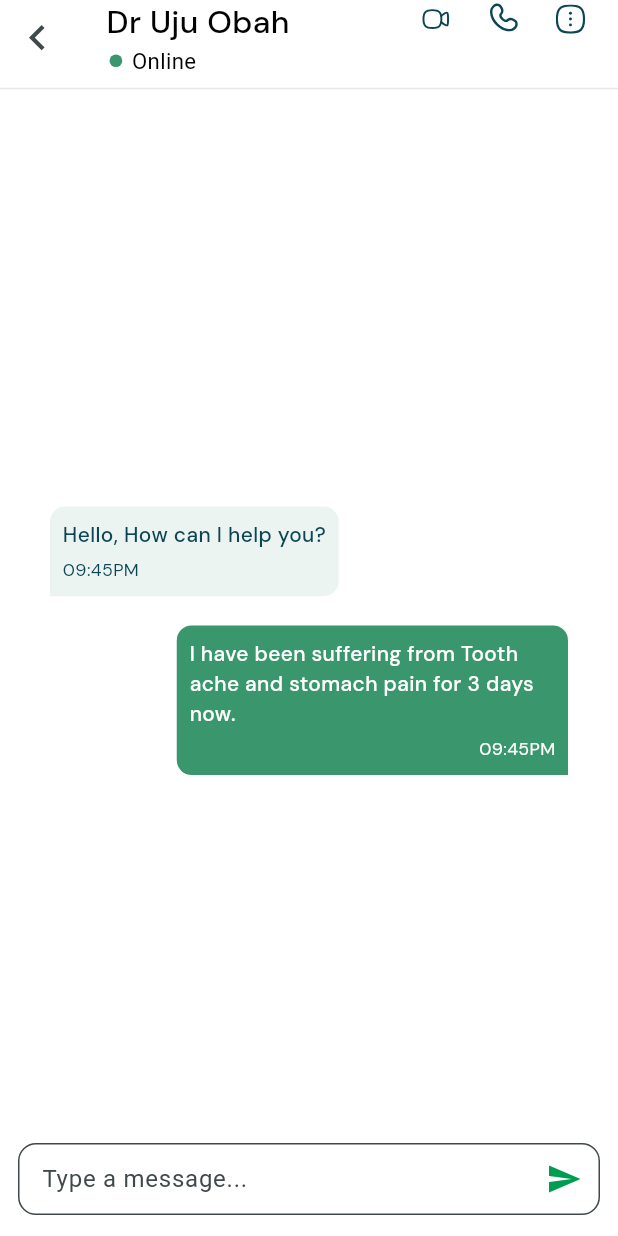
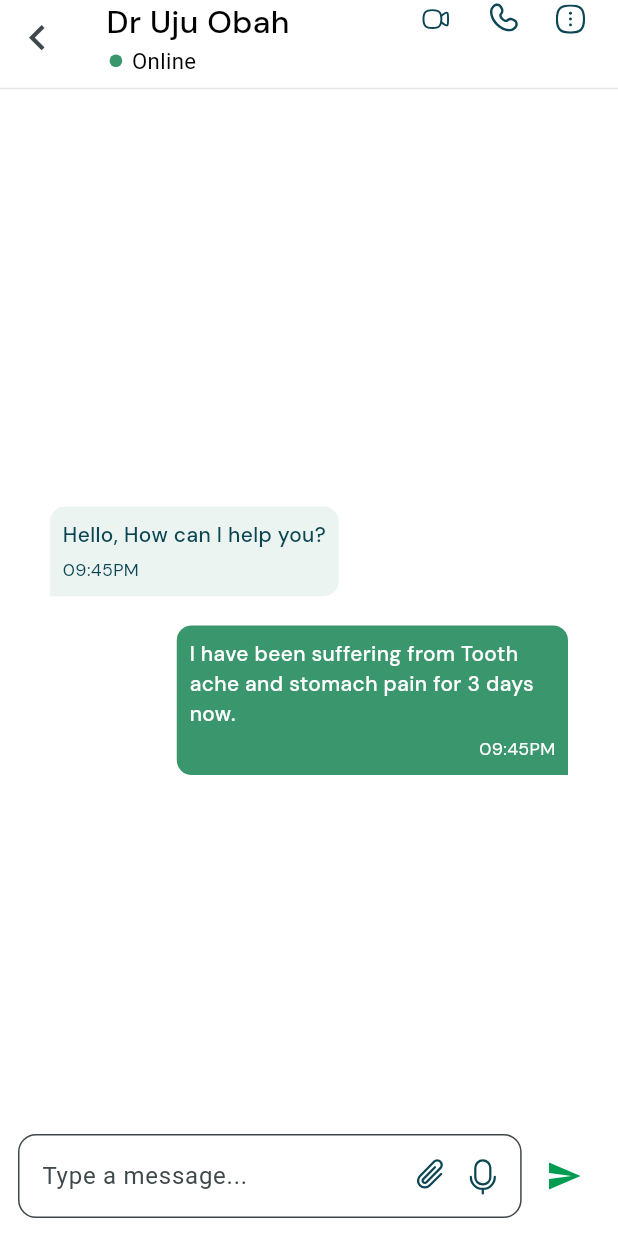
Before and after one commit to Shiido1/my_doc_lab, a Flutter app: the ChatScreen screen opened directly, on a phone screen of 412 x 824 dp. Run offline on Flutter 3.47's test engine with Material 3 defaults, Android fonts, the phone set to English and light mode, and no system bars; our stand-ins replace flutter_screenutil, flutter_spinkit, flutter_svg, google_fonts; Roboto replaces fonts that are missing (Gabarito).

Commit message:
commit work on the 9th of april

```diff
--- a/lib/ui/app_assets/app_image.dart
+++ b/lib/ui/app_assets/app_image.dart
@@ -15,6 +15,8 @@ class AppImage {
   static const String not = 'assets/svg/not.svg';
   static const String settings = 'assets/svg/setting.svg';
   static const String vaccine = 'assets/svg/vaccine.svg';
+  static const String clipper = 'assets/svg/clipper.svg';
+  static const String mic = 'assets/svg/mic.svg';
   static const String ddoc = 'assets/svg/ddoc.svg';
   static const String cart = 'assets/svg/cart.svg';
   static const String wallet = 'assets/svg/wallet.svg';
--- a/lib/ui/screens/dashboard/chat/chat_screen.dart
+++ b/lib/ui/screens/dashboard/chat/chat_screen.dart
@@ -7,10 +7,17 @@ import 'package:my_doc_lab/ui/app_assets/app_image.dart';
 import 'package:my_doc_lab/ui/widget/text_widget.dart';
 
 // ignore: must_be_immutable
-class ChatScreen extends StatelessWidget {
+class ChatScreen extends StatefulWidget {
   ChatScreen({super.key});
 
+  @override
+  State<ChatScreen> createState() => _ChatScreenState();
+}
+
+class _ChatScreenState extends State<ChatScreen> {
   final ScrollController _scrollController = ScrollController();
+
+  bool isContainedText = false;
 
   @override
   Widget build(BuildContext context) {
@@ -203,6 +210,9 @@ class ChatScreen extends StatelessWidget {
                 child: ConstrainedBox(
                   constraints: BoxConstraints(minHeight: 50, maxHeight: 150),
                   child: Scrollbar(
+                    child: Row(
+                      children: [
+                        Expanded(
                           child: TextFormField(
                             // controller: _textController,
                             scrollController: _scrollController,
@@ -217,17 +227,52 @@ class ChatScreen extends StatelessWidget {
                               ),
                               filled: true,
                               fillColor: AppColor.white,
-                        contentPadding: EdgeInsets.all(12),
-                        suffixIcon: IconButton(
+                              suffixIcon: Padding(
+                                padding: EdgeInsets.only(
+                                  top: 12.w,
+                                  right: 16.w,
+                                ),
+                                child:
+                                    !isContainedText
+                                        ? Wrap(
+                                          children: [
+                                            SvgPicture.asset(AppImage.clipper),
+
+                                            SizedBox(width: 16.w),
+                                            SvgPicture.asset(AppImage.mic),
+                                          ],
+                                        )
+                                        : Padding(
+                                          padding: EdgeInsets.only(
+                                            bottom: 10.w,
+                                          ),
+                                          child: SvgPicture.asset(
+                                            AppImage.clipper,
+                                          ),
+                                        ),
+                              ),
+                            ),
+                            onChanged: (value) {
+                              if (value.isNotEmpty) {
+                                setState(() {
+                                  isContainedText = true;
+                                });
+                              } else {
+                                setState(() {
+                                  isContainedText = false;
+                                });
+                              }
+                            },
+                          ),
+                        ),
+                        SizedBox(width: 4.w),
+                        IconButton(
                           icon: Icon(Icons.send, color: AppColor.primary),
                           onPressed: () {
                             // send message
                           },
                         ),
-                      ),
-                      onChanged: (value) {
-                        print(_scrollController.position);
-                      },
+                      ],
                     ),
                   ),
                 ),
```
Also changed, not shown: assets/svg/clipper.svg (added), assets/svg/mic.svg (added). Lines whose indentation alone changed are shown as unchanged.
